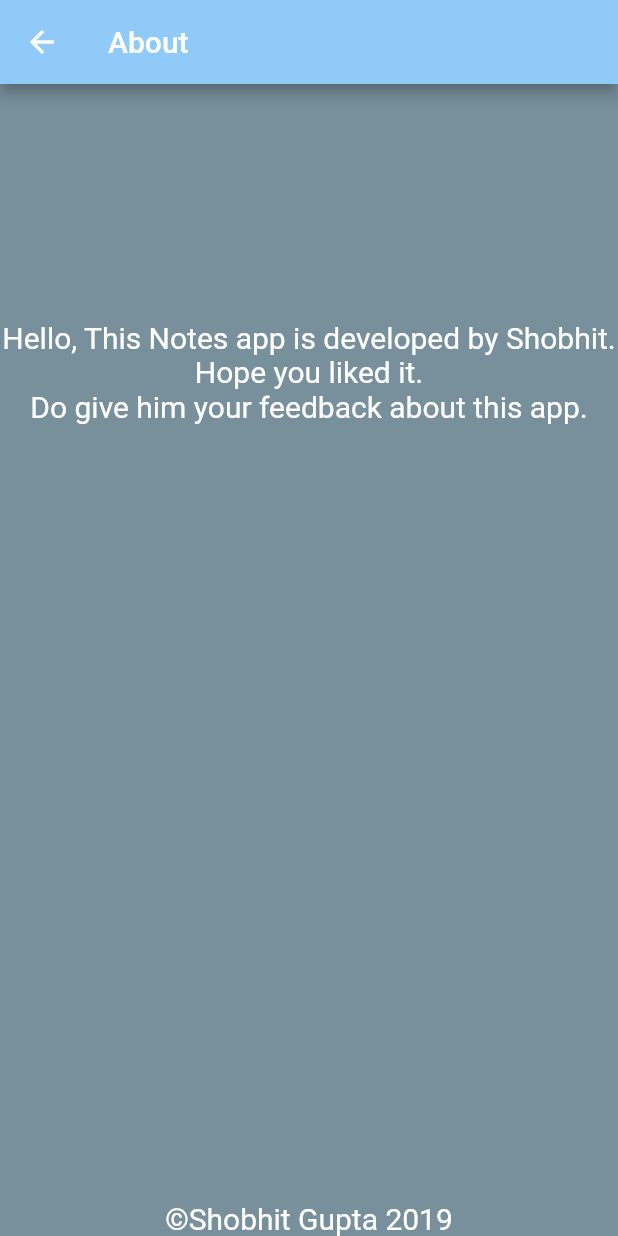
After one commit to shobhit907/notes, a Flutter app: the AboutPage screen opened directly, on a phone screen of 412 x 824 dp. The commit adds this screen. Run offline on Flutter 3.47's test engine with Material 2 defaults, Android fonts, the phone set to English and light mode, and no system bars; our stand-ins replace sqflite; missing offline and left inert: flutter_hsvcolor_picker; accounts and stored records are empty.

Commit message:
More updates in ui

```diff
--- /dev/null
+++ b/lib/ui/AboutPage.dart
@@ -0,0 +1,41 @@
+import 'package:flutter/material.dart';
+
+class AboutPage extends StatelessWidget{
+  String message="Hello, This Notes app is developed by Shobhit.\nHope you liked it.\nDo give him your feedback about this app.";
+  @override
+  Widget build(BuildContext context) {
+    // TODO: implement build
+    return new Material(
+      child: new Scaffold(
+        appBar: new AppBar(
+          title: new Text("About",style: new TextStyle(color: Colors.white,),),
+          backgroundColor: Colors.blue.shade200,
+        ),
+        body: new Container(
+          color: Colors.blueGrey.shade400,
+          child: new Column(
+            children: <Widget>[
+              new Expanded(
+                child: new Align(
+                  child: new Text("$message",textAlign: TextAlign.center,style: new TextStyle(
+                    color: Colors.white,
+                    fontSize: 20.0,
+                  ),),
+                  alignment: Alignment.center,
+                ),
+              ),
+              new Expanded(child: new Align(
+                child: new Text("©Shobhit Gupta 2019",textAlign: TextAlign.center,style: new TextStyle(
+                  color: Colors.white,
+                  fontSize: 20.0,
+                ),),
+                alignment: Alignment.bottomCenter,
+              ),)
+            ],
+          ),
+        ),
+      ),
+    );
+  }
+
+}
--- a/lib/ui/InputPage.dart
+++ b/lib/ui/InputPage.dart
@@ -113,6 +113,7 @@ class _InputPageState extends State<InputPage> {
                   padding: const EdgeInsets.all(8.0),
                   child: new TextFormField(
                     controller: content,
+                    maxLines: null,
                     decoration: new InputDecoration(
                       labelText: "Enter description",
                       hintText: "The world is a beautiful place",
```
Also changed, not shown: lib/ui/Home.dart (+67 -23 lines).
